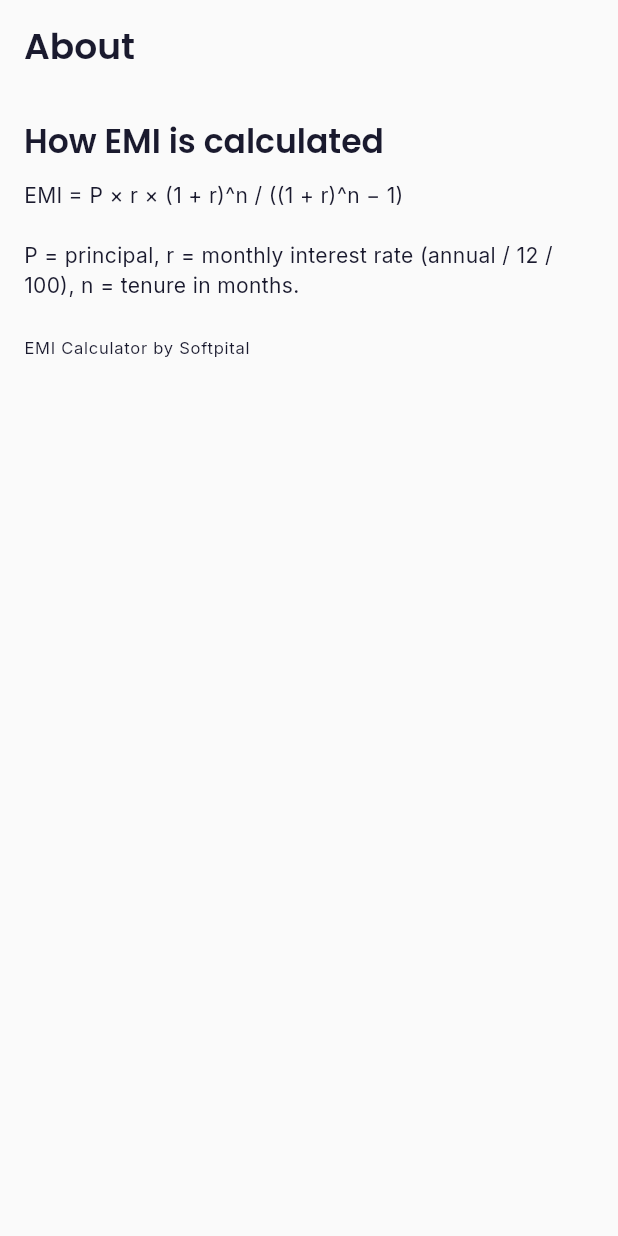
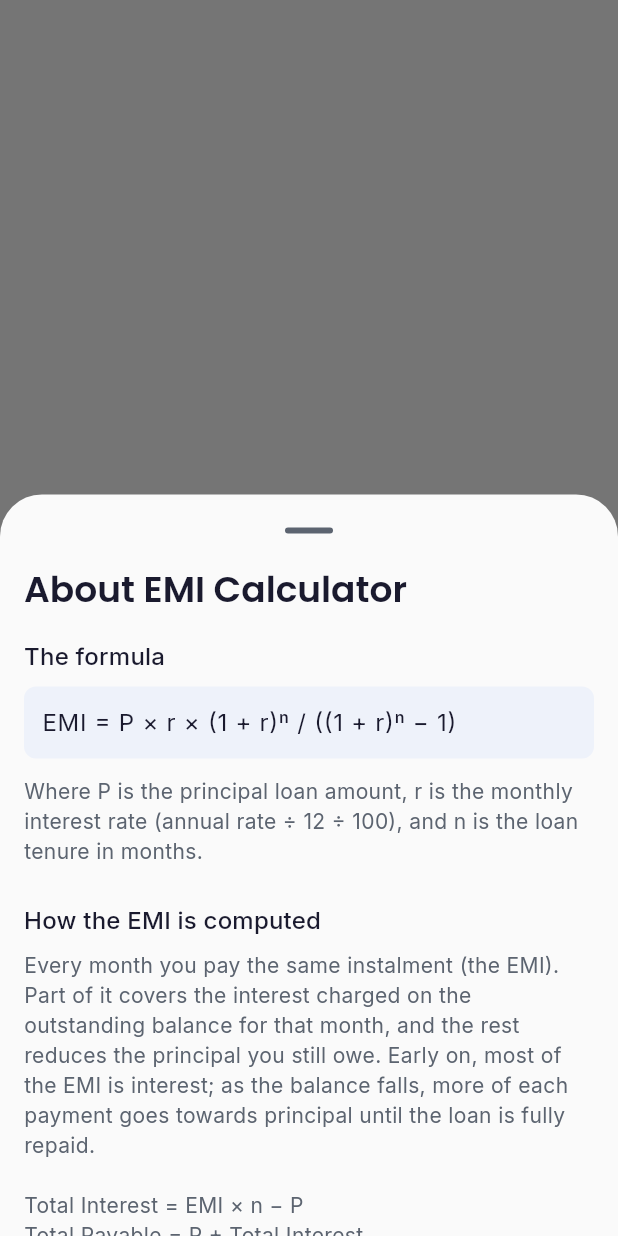
Before and after one commit to Kaushal2402/EMI-Calculator, a Flutter app: the InfoBottomSheet screen opened by its route, on a phone screen of 412 x 824 dp. Run offline on Flutter 3.47's test engine with Material 3 defaults, Android fonts, the phone set to English and light mode, and no system bars; drawn by our look-alikes of dynamic_color; our stand-ins replace fl_chart, flutter_riverpod, freezed_annotation, go_router, google_fonts, share_plus and 1 more; accounts and stored records are empty.

Commit message:
feat(info-share-splash): About sheet, splash polish, Results share (Phase 6)
- InfoBottomSheet (6.1): /info is now a real modal bottom sheet via a new
  ModalBottomSheetPage (drag handle, drag-to-dismiss, capped at 60% height).
  Content = SOW §4.3 formula + plain-language explanation + app version.
  Interim core/constants/app_info.dart for the version (package_info_plus
  pending client approval).
- Splash (6.2): 80dp icon, bold Poppins 28sp headline, muted by-line, 2dp
  progress bar, primary-derived gradient, 1.5s -> /calculator (named const).
- Share (6.3): Results AppBar share button now opens the native sheet via
  share_plus 12.x with the exact SOW §4.7 plain-text summary. Pure
  buildEmiShareText() applies SOW §4.3 display rounding (rounded-EMI basis)
  so the Home Loan default matches the template byte-for-byte.

Tests: +15 (198 green). analyze 0/0, format clean, custom_lint clean.

Co-Authored-By: Claude Sonnet 5 <noreply@anthropic.com>

```diff
--- /dev/null
+++ b/lib/core/constants/app_info.dart
@@ -0,0 +1,18 @@
+/// Static app metadata shown in the UI (SOW §5.4 "app version").
+library;
+
+/// Human-readable app version name, e.g. `1.0.0`.
+///
+/// INTERIM SOURCE: hardcoded and kept in sync **by hand** with the `version:`
+/// field in `pubspec.yaml` (currently `1.0.0+1`). Phase 9.3 formalises the
+/// bump policy.
+///
+/// The production-grade fix is to read `PackageInfo.fromPlatform().version`
+/// at runtime, which needs the `package_info_plus` package — an addition
+/// beyond SOW §9, so it is **pending client approval** (same precedent as
+/// `dynamic_color`). Until then this constant is the single source of truth
+/// for the displayed version and keeps widget tests deterministic.
+const String kAppVersion = '1.0.0';
+
+/// Attribution line shown on the splash and About sheet (SOW §5.1, §5.4).
+const String kAppAuthor = 'Softpital';
--- /dev/null
+++ b/lib/features/calculator/presentation/utils/emi_share_text.dart
@@ -0,0 +1,55 @@
+import 'package:emi_calculator/core/extensions/double_ext.dart';
+import 'package:emi_calculator/core/extensions/int_ext.dart';
+import 'package:emi_calculator/features/calculator/domain/entities/emi_result.dart';
+import 'package:emi_calculator/features/calculator/domain/entities/loan_input.dart';
+
+/// Builds the plain-text share summary for a calculation result (SOW §4.7,
+/// AC-06).
+///
+/// The output matches the SOW §4.7 template byte-for-byte for the Home Loan
+/// default: a header line, a labelled input block, a labelled result block and
+/// a footer, separated by blank lines. Labels within each block are padded so
+/// the colons align.
+///
+/// ## Rounding (SOW §4.3)
+///
+/// [EmiResult] values are exact/unrounded. The share text applies display
+/// rounding: the monthly EMI is rounded to the nearest ₹1, and the totals are
+/// derived from that rounded EMI per SOW §4.3 —
+/// `Total Interest = EMI × n − P`, `Total Payable = P + Total Interest`. This
+/// is what reproduces the template's `₹32,48,400` / `₹62,48,400` exactly.
+String buildEmiShareText({
+  required LoanInput input,
+  required EmiResult result,
+}) {
+  final roundedEmi = result.monthlyEmi.round();
+  final totalPayable = (roundedEmi * input.tenureMonths).toDouble();
+  final totalInterest = totalPayable - input.principal;
+
+  String row(String label, String value, int width) =>
+      '${label.padRight(width)}: $value';
+
+  const inputWidth = 13;
+  const resultWidth = 17;
+
+  return [
+    'EMI Calculator Result — Softpital',
+    '',
+    row('Loan Type', _loanTypeLabel(input.loanType), inputWidth),
+    row('Principal', input.principal.toIndianCurrency(), inputWidth),
+    row('Interest Rate', '${input.annualRate.toPercentage()} p.a.', inputWidth),
+    row('Tenure', input.tenureMonths.toTenureLabel(), inputWidth),
+    '',
+    row('Monthly EMI', roundedEmi.toDouble().toIndianCurrency(), resultWidth),
+    row('Total Interest', totalInterest.toIndianCurrency(), resultWidth),
+    row('Total Payable', totalPayable.toIndianCurrency(), resultWidth),
+    '',
+    'Calculated using EMI Calculator App',
+  ].join('\n');
+}
+
+String _loanTypeLabel(LoanType type) => switch (type) {
+  LoanType.home => 'Home Loan',
+  LoanType.car => 'Car Loan',
+  LoanType.personal => 'Personal Loan',
+};
--- a/lib/features/info/presentation/screens/info_bottom_sheet.dart
+++ b/lib/features/info/presentation/screens/info_bottom_sheet.dart
@@ -1,51 +1,91 @@
+import 'package:emi_calculator/core/constants/app_info.dart';
 import 'package:emi_calculator/core/constants/app_spacing.dart';
 import 'package:flutter/material.dart';
 
 /// Info / About bottom sheet (SOW §5.4).
 ///
-/// PHASE 0 SCAFFOLD: static content only. Task 6.1 makes it a real
-/// drag-to-dismiss modal capped at 60% screen height and pulls the app
-/// version from `package_info`.
+/// Presented as a modal bottom sheet by the `/info` route (see
+/// `app_router.dart`): drag-to-dismiss, capped at 60% of screen height, with a
+/// drag handle. This widget owns only the scrollable content — the formula
+/// (SOW §4.3), a plain-language explanation of how the EMI is computed, and the
+/// app version.
 class InfoBottomSheet extends StatelessWidget {
-  /// Creates the info bottom sheet.
+  /// Creates the info bottom sheet content.
   const InfoBottomSheet({super.key});
-
-  /// Shows this sheet as a modal bottom sheet.
-  static Future<void> show(BuildContext context) {
-    return showModalBottomSheet<void>(
-      context: context,
-      showDragHandle: true,
-      isScrollControlled: true,
-      constraints: BoxConstraints(
-        maxHeight: MediaQuery.sizeOf(context).height * 0.6,
-      ),
-      builder: (_) => const InfoBottomSheet(),
-    );
-  }
 
   @override
   Widget build(BuildContext context) {
     final theme = Theme.of(context);
-    return Scaffold(
-      appBar: AppBar(title: const Text('About')),
-      body: Padding(
-        padding: const EdgeInsets.all(kSpacingLG),
+    final textTheme = theme.textTheme;
+    final muted = textTheme.bodyMedium?.copyWith(
+      color: theme.colorScheme.onSurfaceVariant,
+    );
+
+    return SafeArea(
+      top: false,
+      child: SingleChildScrollView(
+        padding: const EdgeInsets.fromLTRB(
+          kSpacingLG,
+          0,
+          kSpacingLG,
+          kSpacing24,
+        ),
         child: Column(
           crossAxisAlignment: CrossAxisAlignment.start,
           mainAxisSize: MainAxisSize.min,
           children: [
-            Text('How EMI is calculated', style: theme.textTheme.titleLarge),
+            Text('About EMI Calculator', style: textTheme.headlineSmall),
+            const SizedBox(height: kSpacingLG),
+            Text('The formula', style: textTheme.titleMedium),
+            const SizedBox(height: kSpacingSM),
+            Container(
+              width: double.infinity,
+              padding: const EdgeInsets.all(kSpacingMD),
+              decoration: BoxDecoration(
+                color: theme.colorScheme.surfaceContainerHighest,
+                borderRadius: BorderRadius.circular(AppSizes.radiusSM),
+              ),
+              child: Text(
+                'EMI = P × r × (1 + r)ⁿ / ((1 + r)ⁿ − 1)',
+                style: textTheme.bodyLarge,
+              ),
+            ),
             const SizedBox(height: kSpacingMD),
             Text(
-              'EMI = P × r × (1 + r)^n / ((1 + r)^n − 1)\n\n'
-              'P = principal, r = monthly interest rate (annual / 12 / 100), '
-              'n = tenure in months.',
-              style: theme.textTheme.bodyMedium,
+              'Where P is the principal loan amount, r is the monthly interest '
+              'rate (annual rate ÷ 12 ÷ 100), and n is the loan tenure in '
+              'months.',
+              style: muted,
             ),
             const SizedBox(height: kSpacing24),
+            Text('How the EMI is computed', style: textTheme.titleMedium),
+            const SizedBox(height: kSpacingSM),
             Text(
-              'EMI Calculator by Softpital',
-              style: theme.textTheme.labelSmall,
+              'Every month you pay the same instalment (the EMI). Part of it '
+              'covers the interest charged on the outstanding balance for that '
+              'month, and the rest reduces the principal you still owe. Early '
+              'on, most of the EMI is interest; as the balance falls, more of '
+              'each payment goes towards principal until the loan is fully '
+              'repaid.\n\n'
+              'Total Interest = EMI × n − P\n'
+              'Total Payable = P + Total Interest',
+              style: muted,
+            ),
+            const SizedBox(height: kSpacing24),
+            Divider(color: theme.colorScheme.outlineVariant),
+            const SizedBox(height: kSpacingMD),
+            Text(
+              'EMI Calculator v$kAppVersion',
+              style: textTheme.labelMedium?.copyWith(
+                color: theme.colorScheme.onSurfaceVariant,
+              ),
+            ),
+            const SizedBox(height: kSpacingXS),
+            Text(
+              'by $kAppAuthor',
+              style: textTheme.labelSmall?.copyWith(
+                color: theme.colorScheme.onSurfaceVariant,
+              ),
             ),
           ],
         ),
```
Also changed, not shown: lib/core/router/app_router.dart (+29 -6 lines), lib/features/calculator/presentation/screens/results_screen.dart (+25 -1 lines), lib/features/splash/presentation/screens/splash_screen.dart (+25 -12 lines), 5 other files.
